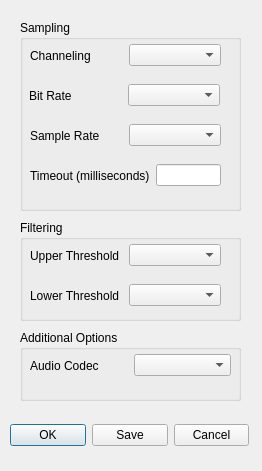
Before: the Qt Designer form audiosettings.ui in JosiahSnarr/ESEIntercom, drawn with Qt 5.
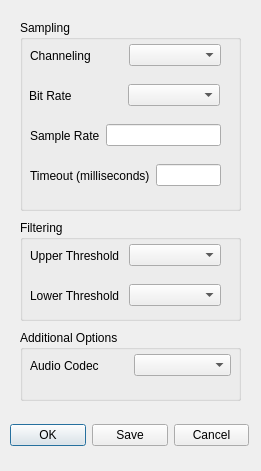
After: the same form once the commit is applied. Icons and pictures are not drawn.

Commit message: changed audio settings dialog to manually enter the sample rate

Patch:
```diff
--- a/audiosettings.ui
+++ b/audiosettings.ui
@@ -6,7 +6,7 @@
    <rect>
     <x>0</x>
     <y>0</y>
-    <width>262</width>
+    <width>261</width>
     <height>471</height>
    </rect>
   </property>
@@ -91,7 +91,7 @@
       </widget>
      </item>
      <item>
-      <widget class="QComboBox" name="cmbSampleRate"/>
+      <widget class="QLineEdit" name="etSampleRate"/>
      </item>
     </layout>
    </widget>
```
The commit also changes 1 other file.
